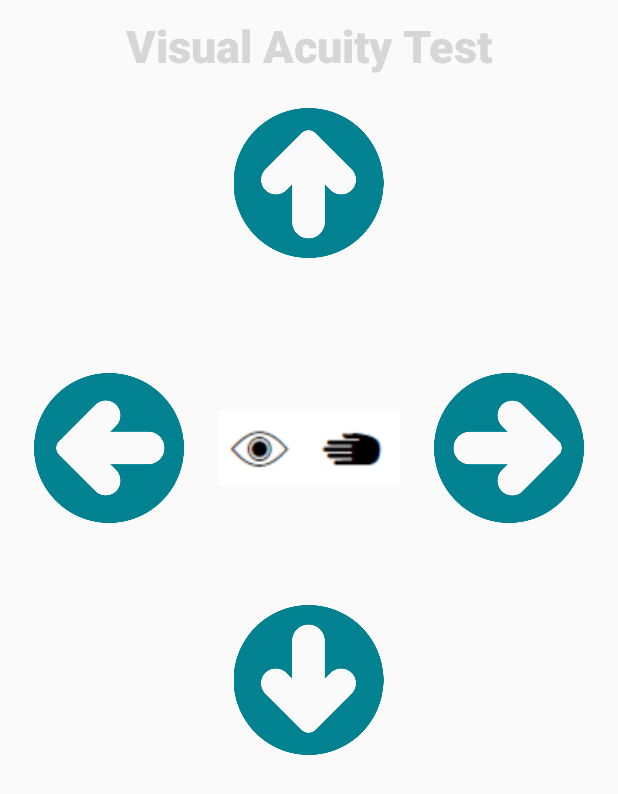
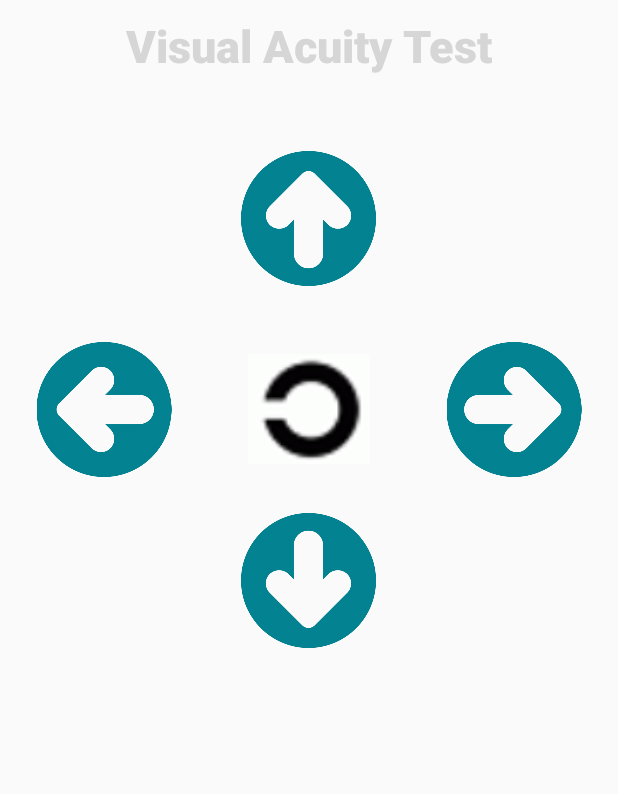
Before and after one commit to Jaspreet1995/Tesi_Android, an Android app: the test screen opened directly, with no data from a screen before it, on a phone screen of 412 x 824 dp. Shown: the top 794 px of the screen. Run offline under Robolectric (Android 15) with nearby library versions, the light colour scheme and no system bars.

Commit message:
15/02 - 14:02

```diff
--- a/app/build.gradle
+++ b/app/build.gradle
@@ -48,4 +48,5 @@ dependencies {
     testImplementation 'junit:junit:4.12'
     androidTestImplementation 'androidx.test.ext:junit:1.1.0'
     androidTestImplementation 'androidx.test.espresso:espresso-core:3.1.1'
+    implementation files('C:\\Users\\js201\\Desktop\\prov.jar')
 }
--- a/app/src/main/java/com/example/myapplication/test.java
+++ b/app/src/main/java/com/example/myapplication/test.java
@@ -12,6 +12,8 @@ import android.view.LayoutInflater;
 import android.view.MotionEvent;
 import android.view.View;
 import android.widget.ImageView;
+
+
 
 import androidx.annotation.Nullable;
 
@@ -58,7 +60,7 @@ public class test extends Activity implements View.OnClickListener {
         right = (ImageView) findViewById(R.id.right);
         left = (ImageView) findViewById(R.id.left_1);
         c_land = (ImageView) findViewById(R.id.cland);
-        cover = (ImageView) findViewById(R.id.cland);
+        //cover = (ImageView) findViewById(R.id.cland);
 
 
         up.setImageResource(R.drawable.up);
@@ -66,7 +68,7 @@ public class test extends Activity implements View.OnClickListener {
         right.setImageResource(R.drawable.up);
         left.setImageResource(R.drawable.up);
         c_land.setImageResource(R.drawable.clandolt);
-        cover.setImageResource(R.drawable.covereye);
+        //cover.setImageResource(R.drawable.covereye);
 
         right.setOnClickListener(new View.OnClickListener() {
             //@Override
@@ -191,14 +193,15 @@ public class test extends Activity implements View.OnClickListener {
                 LayoutInflater factory = LayoutInflater.from(this);
 
                 final View view = factory.inflate(R.layout.alertbox_test, null);
-                alertDialog.setMessage("Cover your right eye");
+               // alertDialog.setMessage("Cover your right eye");
                 alertDialog.setView(view);
-                alertDialog.setNeutralButton("Here!", new DialogInterface.OnClickListener() {
-                    public void onClick(DialogInterface dlg, int sumthin) {
-                        dlg.dismiss();
+             //   alertDialog.setNeutralButton("Go on!", new DialogInterface.OnClickListener() {
+               //     public void onClick(DialogInterface dlg, int sumthin) {
+               //         dlg.dismiss();
 
-                   }
-                });
+                   //}
+                //});
+
                 alertDialog.create();
                 alertDialog.show();
 
--- a/app/src/main/res/layout/test.xml
+++ b/app/src/main/res/layout/test.xml
@@ -14,7 +14,7 @@
             android:id="@+id/title"
             style="@style/TextAppearance.Widget.AppCompat.Toolbar.Title"
             android:layout_width="match_parent"
-            android:layout_height="wrap_content"
+            android:layout_height="78dp"
             android:layout_marginTop="10dp"
             android:ellipsize="end"
             android:gravity="center_horizontal"
@@ -35,14 +35,14 @@
 
         <LinearLayout
             android:layout_width="match_parent"
-            android:layout_height="143dp"
+            android:layout_height="116dp"
             android:gravity="center"
             android:orientation="vertical">
 
             <ImageView
                 android:id="@+id/up"
-                android:layout_width="190dp"
-                android:layout_height="100dp"
+                android:layout_width="170dp"
+                android:layout_height="90dp"
                 android:clickable="true"
                 android:focusable="true"
                 app:srcCompat="@drawable/up" />
@@ -50,19 +50,19 @@
 
         <LinearLayout
             android:layout_width="match_parent"
-            android:layout_height="209dp"
+            android:layout_height="138dp"
             android:gravity="center"
             android:orientation="horizontal">
 
             <ImageView
                 android:id="@+id/left_1"
-                android:layout_width="190dp"
-                android:layout_height="100dp"
+                android:layout_width="170dp"
+                android:layout_height="90dp"
                 android:layout_weight="1"
+                android:clickable="true"
+                android:focusable="true"
                 android:focusableInTouchMode="true"
                 android:rotation="270"
-                android:clickable="true"
-                android:focusable="true"
                 app:srcCompat="@drawable/up" />
 
             <ImageView
@@ -74,12 +74,12 @@
 
             <ImageView
                 android:id="@+id/right"
-                android:layout_width="190dp"
-                android:layout_height="100dp"
+                android:layout_width="170dp"
+                android:layout_height="90dp"
                 android:layout_weight="1"
-                android:rotation="90"
                 android:clickable="true"
                 android:focusable="true"
+                android:rotation="90"
                 app:srcCompat="@drawable/up" />
         </LinearLayout>
 
@@ -91,8 +91,8 @@
 
             <ImageView
                 android:id="@+id/down"
-                android:layout_width="190dp"
-                android:layout_height="100dp"
+                android:layout_width="170dp"
+                android:layout_height="90dp"
                 android:rotation="180"
                 android:clickable="true"
                 android:focusable="true"
--- a/settings.gradle
+++ b/settings.gradle
@@ -1,2 +1,2 @@
-include ':app'
+include ':app', ':prov'
 rootProject.name='My Application'
```
Also changed, not shown: app/src/main/res/layout/alertbox_test.xml (+27 -1 lines).
